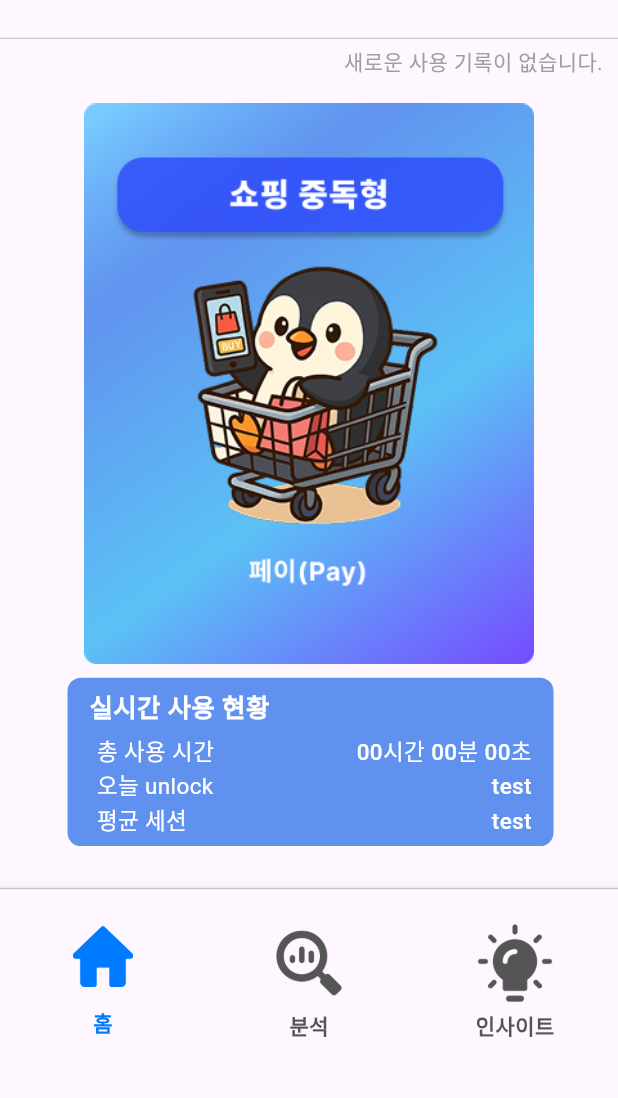
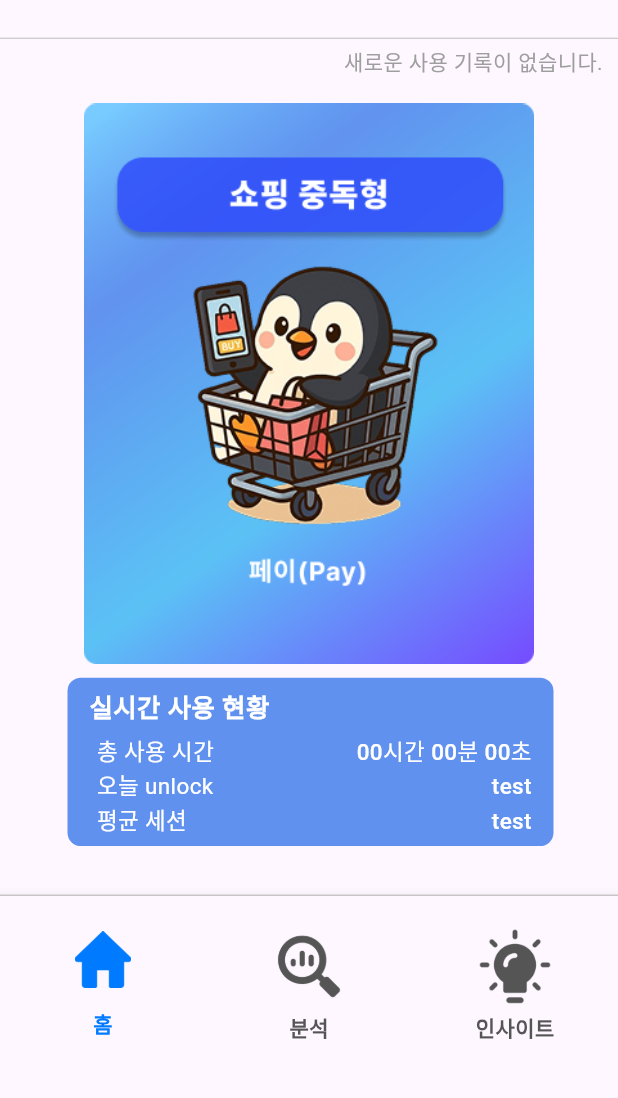
Before and after one commit to mili-second/Frontend, a Flutter app: the MainView screen opened directly, on a phone screen of 412 x 824 dp, the part 131-1229 px from its top. Run offline on Flutter 3.47's test engine with Material 3 defaults, Android fonts, the phone set to English and light mode, and no system bars; our stand-ins replace device_info_plus, fl_chart, flutter_screenutil, flutter_secure_storage, shared_preferences; accounts and stored records are empty.

Commit message:
footer 작업

```diff
--- a/mili_second/lib/main_view.dart
+++ b/mili_second/lib/main_view.dart
@@ -48,7 +48,7 @@ class _MainViewState extends State<MainView> {
         children: [
           Container(height: 1, color: const Color(0xFFCDCBCB)),
           SizedBox(
-            height: 160.h,
+            height: 155.h,
             child: BottomNavigationBar(
               items: <BottomNavigationBarItem>[
                 BottomNavigationBarItem(
@@ -58,13 +58,13 @@ class _MainViewState extends State<MainView> {
                       _selectedIndex == 0
                           ? Image.asset(
                               'assets/icons/home_blue.png',
-                              width: 45.w,
-                              height: 45.h,
+                              width: 42.w,
+                              height: 42.h,
                             )
                           : Image.asset(
                               'assets/icons/home_gray.png',
-                              width: 45.w,
-                              height: 45.h,
+                              width: 42.w,
+                              height: 42.h,
                             ),
                       SizedBox(height: 15.h),
                       _selectedIndex == 0
@@ -94,13 +94,13 @@ class _MainViewState extends State<MainView> {
                       _selectedIndex == 1
                           ? Image.asset(
                               'assets/icons/analyze_blue.png',
-                              width: 60.w,
-                              height: 60.h,
+                              width: 57.w,
+                              height: 57.h,
                             )
                           : Image.asset(
                               'assets/icons/analyze_gray.png',
-                              width: 60.w,
-                              height: 60.h,
+                              width: 57.w,
+                              height: 57.h,
                             ),
                       SizedBox(height: 5.h),
                       _selectedIndex == 1
@@ -130,13 +130,13 @@ class _MainViewState extends State<MainView> {
                       _selectedIndex == 2
                           ? Image.asset(
                               'assets/icons/insight_blue.png',
-                              width: 60.w,
-                              height: 60.h,
+                              width: 57.w,
+                              height: 57.h,
                             )
                           : Image.asset(
                               'assets/icons/insight_gray.png',
-                              width: 60.w,
-                              height: 60.h,
+                              width: 57.w,
+                              height: 57.h,
                             ),
                       SizedBox(height: 5.h),
                       _selectedIndex == 2
```
